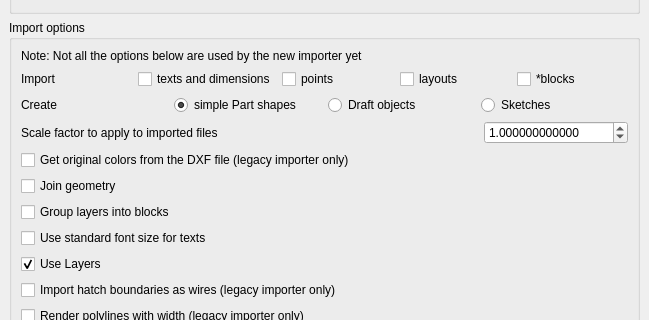
This is src/Mod/Draft/Resources/ui/preferences-dxf.ui in southseact-3d/fcd as Qt 5 draws it before an edit; both pictures show x 0 to 649 and y 138 to 458 of the 649 by 773 pixel window. The edited form follows.
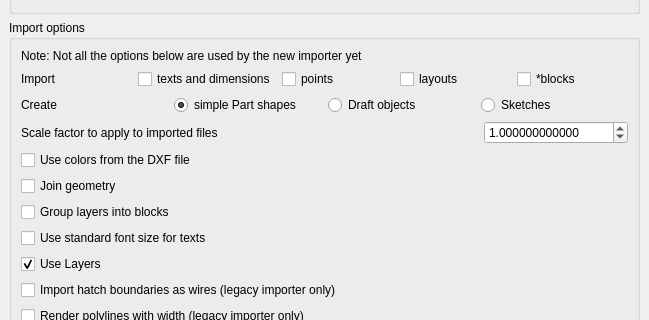
This is the edited form. Custom widgets are drawn as their Qt base class.

Commit message: Remove the "legacy only" from the import colors option

The edit to the form file:
```diff
--- a/src/Mod/Draft/Resources/ui/preferences-dxf.ui
+++ b/src/Mod/Draft/Resources/ui/preferences-dxf.ui
@@ -339,7 +339,7 @@
 Otherwise default colors will be applied. </string>
           </property>
           <property name="text">
-           <string>Get original colors from the DXF file (legacy importer only)</string>
+           <string>Use colors from the DXF file</string>
           </property>
           <property name="prefEntry" stdset="0">
            <cstring>dxfGetOriginalColors</cstring>
```
Left out of the diff: 4 changed lines with no effect on the pictures.
